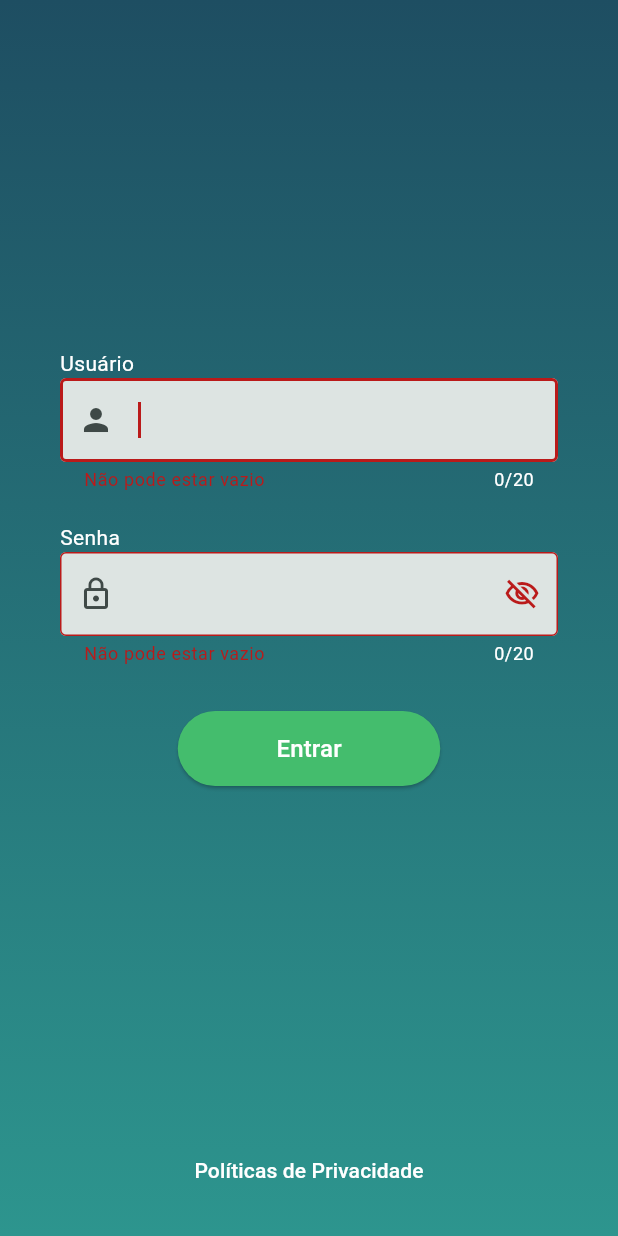
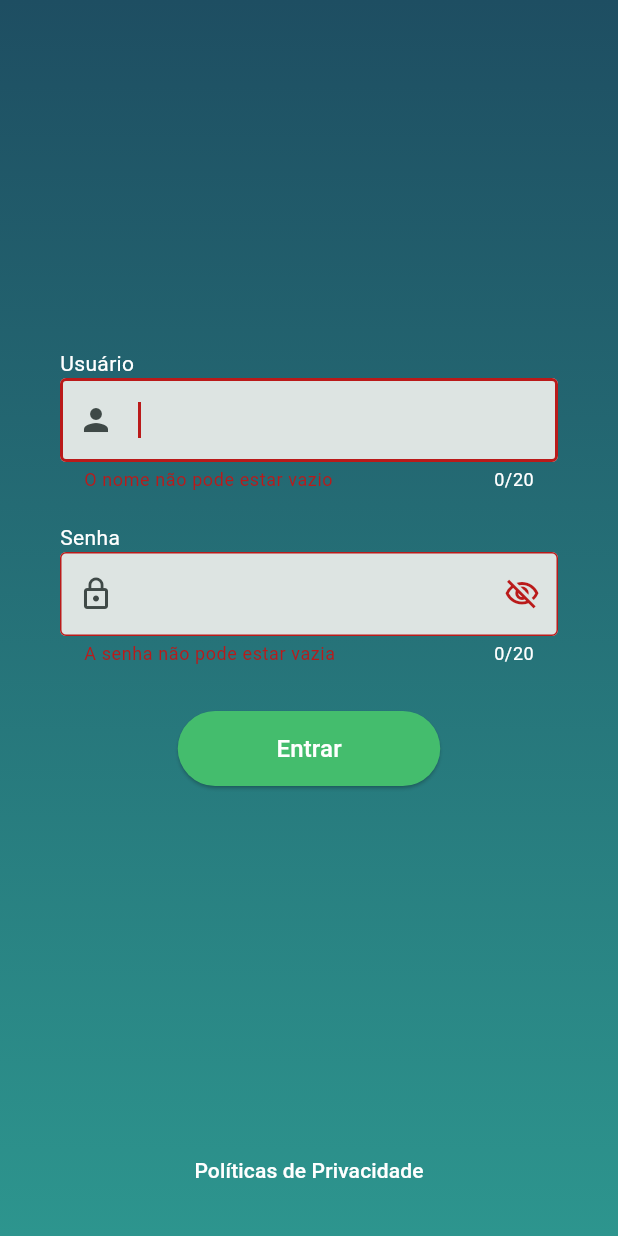
Before and after one commit to Guilherme-DSGL/desafio_tecnico, a Flutter app: the LoginScreen screen opened by its route, after a tap on "Entrar", on a phone screen of 412 x 824 dp. Run offline on Flutter 3.47's test engine with Material 2 defaults, Android fonts, the phone set to English and light mode, and no system bars; our stand-ins replace flutter_mobx, get_it, mobx, shared_preferences; accounts and stored records are empty; generated files the repository leaves out were written again.

```diff
--- a/lib/stores/login/login_form_store.dart
+++ b/lib/stores/login/login_form_store.dart
@@ -49,12 +49,12 @@ abstract class LoginFormStoreBase with Store {
   @action
   void validateName(String name) {
     if (name.isEmpty) {
-      errorState.name = "Não pode estar vazio";
+      errorState.name = "O nome não pode estar vazio";
       return;
     }
 
     if (name.length > 20) {
-      errorState.name = "Não pode ser maior que 20 caracteres";
+      errorState.name = "O nome não pode ser maior que 20 caracteres";
       return;
     }
     errorState.name = null;
@@ -63,15 +63,15 @@ abstract class LoginFormStoreBase with Store {
   @action
   void validatePassword(String password) {
     if (password.isEmpty) {
-      errorState.password = "Não pode estar vazio";
+      errorState.password = "A senha não pode estar vazia";
       return;
     }
     if (password.length > 20) {
-      errorState.password = "Não pode ser maior que 20 caracteres";
+      errorState.password = "A senha não pode ser maior que 20 caracteres";
       return;
     }
     if (!dennySpecialCaracteres.hasMatch(password)) {
-      errorState.password = "Valor inválido";
+      errorState.password = "A senha não pode conter caracteres especiais";
       return;
     }
     errorState.password = null;
--- a/lib/views/splash/spash_screen.dart
+++ b/lib/views/splash/spash_screen.dart
@@ -30,7 +30,7 @@ class _SplashScreenState extends State<SplashScreen> {
             return reaction((p0) => widget.authStore.isAuthenticated,
                 (isAuthenticated) {
               if (isAuthenticated) {
-                Navigator.pushNamed(context, "/todo");
+                Navigator.pushNamed(context, "/login");
               } else {
                 Navigator.pushNamed(context, "/login");
               }
```
